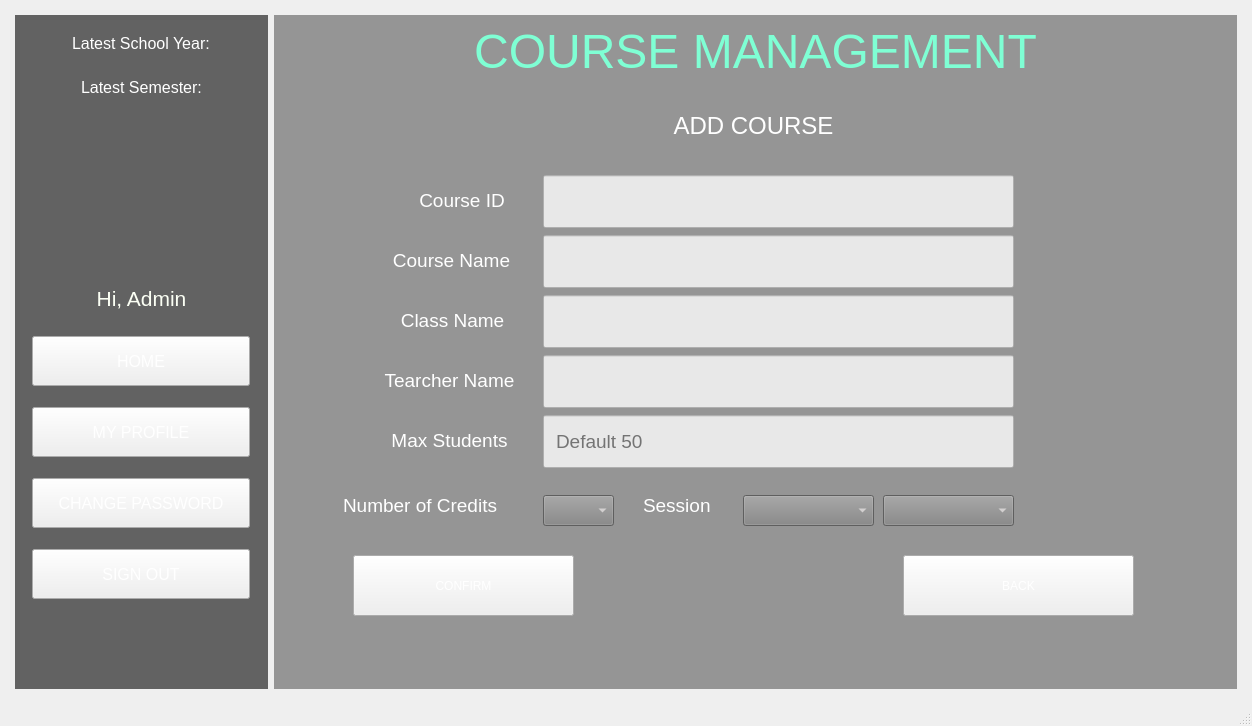
This is StudentManagementSystem/mainwindow.ui in BuhDuy256/Student-Management-GROUP6-KTLT-23CLC03 as Qt 5 draws it before an edit. The edited form follows.
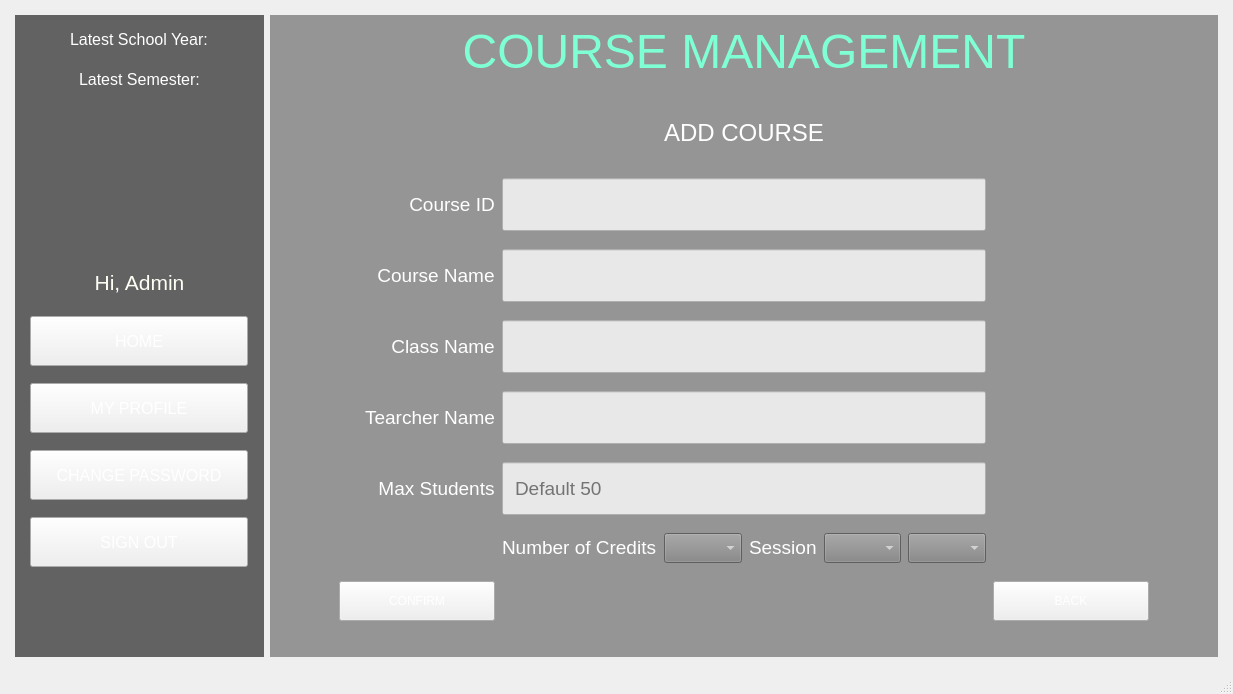
This is the edited form. The open tabs and pages were chosen to show the change. Icons and pictures are not drawn.

Commit message: complete all layouts

```diff
--- a/StudentManagementSystem/mainwindow.ui
+++ b/StudentManagementSystem/mainwindow.ui
@@ -6,8 +6,8 @@
    <rect>
     <x>0</x>
     <y>0</y>
-    <width>1252</width>
-    <height>726</height>
+    <width>1233</width>
+    <height>694</height>
    </rect>
   </property>
   <property name="windowTitle">
@@ -5858,39 +5858,176 @@
                </widget>
               </widget>
               <widget class="QWidget" name="page_5">
-               <widget class="QLabel" name="lb_addCourse">
-                <property name="geometry">
-                 <rect>
-                  <x>40</x>
-                  <y>20</y>
-                  <width>861</width>
-                  <height>41</height>
-                 </rect>
+               <layout class="QGridLayout" name="gridLayout_21" columnstretch="2,1,1,1,1,1,2">
+                <property name="leftMargin">
+                 <number>60</number>
                 </property>
+                <property name="topMargin">
+                 <number>10</number>
+                </property>
+                <property name="rightMargin">
+                 <number>60</number>
+                </property>
+                <property name="bottomMargin">
+                 <number>15</number>
+                </property>
+                <property name="spacing">
+                 <number>7</number>
+                </property>
+                <item row="1" column="0" alignment="Qt::AlignRight">
+                 <widget class="QLabel" name="lb_courseID">
+                  <property name="sizePolicy">
+                   <sizepolicy hsizetype="Preferred" vsizetype="Preferred">
+                    <horstretch>0</horstretch>
+                    <verstretch>0</verstretch>
+                   </sizepolicy>
+                  </property>
                 <property name="font">
                  <font>
-                  <pointsize>18</pointsize>
+                    <pointsize>14</pointsize>
                  </font>
                 </property>
                 <property name="styleSheet">
-                 <string notr="true">color: white;
-</string>
+                   <string notr="true">color: white;</string>
                 </property>
                 <property name="text">
-                 <string>ADD COURSE</string>
+                   <string>Course ID</string>
                 </property>
                 <property name="alignment">
                  <set>Qt::AlignCenter</set>
                 </property>
                </widget>
+                </item>
+                <item row="2" column="0" alignment="Qt::AlignRight">
+                 <widget class="QLabel" name="lb_courseName">
+                  <property name="sizePolicy">
+                   <sizepolicy hsizetype="Preferred" vsizetype="Preferred">
+                    <horstretch>0</horstretch>
+                    <verstretch>0</verstretch>
+                   </sizepolicy>
+                  </property>
+                  <property name="font">
+                   <font>
+                    <pointsize>14</pointsize>
+                   </font>
+                  </property>
+                  <property name="styleSheet">
+                   <string notr="true">color: white;</string>
+                  </property>
+                  <property name="text">
+                   <string>Course Name</string>
+                  </property>
+                  <property name="alignment">
+                   <set>Qt::AlignCenter</set>
+                  </property>
+                 </widget>
+                </item>
+                <item row="3" column="0" alignment="Qt::AlignRight">
+                 <widget class="QLabel" name="lb_className">
+                  <property name="sizePolicy">
+                   <sizepolicy hsizetype="Preferred" vsizetype="Preferred">
+                    <horstretch>0</horstretch>
+                    <verstretch>0</verstretch>
+                   </sizepolicy>
+                  </property>
+                  <property name="font">
+                   <font>
+                    <pointsize>14</pointsize>
+                   </font>
+                  </property>
+                  <property name="styleSheet">
+                   <string notr="true">color: white;</string>
+                  </property>
+                  <property name="text">
+                   <string>Class Name</string>
+                  </property>
+                  <property name="alignment">
+                   <set>Qt::AlignCenter</set>
+                  </property>
+                 </widget>
+                </item>
+                <item row="4" column="0" alignment="Qt::AlignRight">
+                 <widget class="QLabel" name="lb_teacherName">
+                  <property name="sizePolicy">
+                   <sizepolicy hsizetype="Preferred" vsizetype="Preferred">
+                    <horstretch>0</horstretch>
+                    <verstretch>0</verstretch>
+                   </sizepolicy>
+                  </property>
+                  <property name="font">
+                   <font>
+                    <pointsize>14</pointsize>
+                   </font>
+                  </property>
+                  <property name="styleSheet">
+                   <string notr="true">color: white;</string>
+                  </property>
+                  <property name="text">
+                   <string>Tearcher Name</string>
+                  </property>
+                  <property name="alignment">
+                   <set>Qt::AlignCenter</set>
+                  </property>
+                 </widget>
+                </item>
+                <item row="5" column="0" alignment="Qt::AlignRight">
+                 <widget class="QLabel" name="lb_maxStudents">
+                  <property name="sizePolicy">
+                   <sizepolicy hsizetype="Preferred" vsizetype="Preferred">
+                    <horstretch>0</horstretch>
+                    <verstretch>0</verstretch>
+                   </sizepolicy>
+                  </property>
+                  <property name="font">
+                   <font>
+                    <pointsize>14</pointsize>
+                   </font>
+                  </property>
+                  <property name="styleSheet">
+                   <string notr="true">color: white;</string>
+                  </property>
+                  <property name="text">
+                   <string>Max Students</string>
+                  </property>
+                  <property name="alignment">
+                   <set>Qt::AlignCenter</set>
+                  </property>
+                 </widget>
+                </item>
+                <item row="6" column="1">
+                 <widget class="QLabel" name="lb_numCredits">
+                  <property name="sizePolicy">
+                   <sizepolicy hsizetype="Fixed" vsizetype="Fixed">
+                    <horstretch>0</horstretch>
+                    <verstretch>0</verstretch>
+                   </sizepolicy>
+                  </property>
+                  <property name="font">
+                   <font>
+                    <pointsize>14</pointsize>
+                   </font>
+                  </property>
+                  <property name="styleSheet">
+                   <string notr="true">color: white;</string>
+                  </property>
+                  <property name="text">
+                   <string>Number of Credits</string>
+                  </property>
+                 </widget>
+                </item>
+                <item row="6" column="2">
                <widget class="QComboBox" name="box_numCredits">
-                <property name="geometry">
-                 <rect>
-                  <x>260</x>
-                  <y>410</y>
-                  <width>71</width>
-                  <height>31</height>
-                 </rect>
+                  <property name="sizePolicy">
+                   <sizepolicy hsizetype="Preferred" vsizetype="Fixed">
+                    <horstretch>0</horstretch>
+                    <verstretch>0</verstretch>
+                   </sizepolicy>
+                  </property>
+                  <property name="minimumSize">
+                   <size>
+                    <width>0</width>
+                    <height>30</height>
+                   </size>
                 </property>
                 <property name="font">
                  <font>
@@ -5928,14 +6065,35 @@
                  </property>
                 </item>
                </widget>
+                </item>
+                <item row="6" column="3">
+                 <widget class="QLabel" name="lb_session">
+                  <property name="sizePolicy">
+                   <sizepolicy hsizetype="Fixed" vsizetype="Fixed">
+                    <horstretch>0</horstretch>
+                    <verstretch>0</verstretch>
+                   </sizepolicy>
+                  </property>
+                  <property name="font">
+                   <font>
+                    <pointsize>14</pointsize>
+                   </font>
+                  </property>
+                  <property name="styleSheet">
+                   <string notr="true">color: white;</string>
+                  </property>
+                  <property name="text">
+                   <string>Session</string>
+                  </property>
+                 </widget>
+                </item>
+                <item row="6" column="4">
                <widget class="QComboBox" name="box_dayOfWeek">
-                <property name="geometry">
-                 <rect>
-                  <x>460</x>
-                  <y>410</y>
-                  <width>131</width>
-                  <height>31</height>
-                 </rect>
+                  <property name="minimumSize">
+                   <size>
+                    <width>0</width>
+                    <height>30</height>
+                   </size>
                 </property>
                 <property name="font">
                  <font>
@@ -5988,14 +6146,14 @@
                  </property>
                 </item>
                </widget>
+                </item>
+                <item row="6" column="5">
                <widget class="QComboBox" name="box_session">
-                <property name="geometry">
-                 <rect>
-                  <x>600</x>
-                  <y>410</y>
-                  <width>131</width>
-                  <height>31</height>
-                 </rect>
+                  <property name="minimumSize">
+                   <size>
+                    <width>0</width>
+                    <height>30</height>
+                   </size>
                 </property>
                 <property name="font">
                  <font>
@@ -6038,263 +6196,73 @@
                  </property>
                 </item>
                </widget>
-               <widget class="QLabel" name="lb_numCredits">
-                <property name="geometry">
-                 <rect>
-                  <x>60</x>
-                  <y>400</y>
-                  <width>201</width>
-                  <height>41</height>
-                 </rect>
-                </property>
-                <property name="sizePolicy">
-                 <sizepolicy hsizetype="Fixed" vsizetype="Fixed">
-                  <horstretch>0</horstretch>
-                  <verstretch>0</verstretch>
-                 </sizepolicy>
-                </property>
-                <property name="font">
-                 <font>
-                  <pointsize>14</pointsize>
-                 </font>
-                </property>
-                <property name="styleSheet">
-                 <string notr="true">color: white;</string>
-                </property>
-                <property name="text">
-                 <string>Number of Credits</string>
-                </property>
-               </widget>
-               <widget class="QLabel" name="lb_session">
-                <property name="geometry">
-                 <rect>
-                  <x>360</x>
-                  <y>400</y>
-                  <width>91</width>
-                  <height>41</height>
-                 </rect>
-                </property>
-                <property name="sizePolicy">
-                 <sizepolicy hsizetype="Fixed" vsizetype="Fixed">
-                  <horstretch>0</horstretch>
-                  <verstretch>0</verstretch>
-                 </sizepolicy>
-                </property>
-                <property name="font">
-                 <font>
-                  <pointsize>14</pointsize>
-                 </font>
-                </property>
-                <property name="styleSheet">
-                 <string notr="true">color: white;</string>
-                </property>
-                <property name="text">
-                 <string>Session</string>
-                </property>
-               </widget>
-               <widget class="QPushButton" name="button_confirm_7">
-                <property name="geometry">
-                 <rect>
-                  <x>70</x>
-                  <y>470</y>
-                  <width>221</width>
-                  <height>61</height>
-                 </rect>
-                </property>
-                <property name="text">
-                 <string>CONFIRM</string>
-                </property>
-               </widget>
+                </item>
+                <item row="7" column="6">
                <widget class="QPushButton" name="button_back_13">
-                <property name="geometry">
-                 <rect>
-                  <x>620</x>
-                  <y>470</y>
-                  <width>231</width>
-                  <height>61</height>
-                 </rect>
+                  <property name="sizePolicy">
+                   <sizepolicy hsizetype="Minimum" vsizetype="Fixed">
+                    <horstretch>0</horstretch>
+                    <verstretch>40</verstretch>
+                   </sizepolicy>
+                  </property>
+                  <property name="minimumSize">
+                   <size>
+                    <width>0</width>
+                    <height>40</height>
+                   </size>
                 </property>
                 <property name="text">
                  <string>BACK</string>
                 </property>
                </widget>
-               <widget class="QLabel" name="lb_teacherName">
-                <property name="geometry">
-                 <rect>
-                  <x>90</x>
-                  <y>280</y>
-                  <width>153</width>
-                  <height>31</height>
-                 </rect>
-                </property>
-                <property name="sizePolicy">
-                 <sizepolicy hsizetype="Fixed" vsizetype="Fixed">
-                  <horstretch>0</horstretch>
-                  <verstretch>0</verstretch>
-                 </sizepolicy>
-                </property>
-                <property name="font">
-                 <font>
-                  <pointsize>14</pointsize>
-                 </font>
-                </property>
-                <property name="styleSheet">
-                 <string notr="true">color: white;</string>
-                </property>
-                <property name="text">
-                 <string>Tearcher Name</string>
-                </property>
-                <property name="alignment">
-                 <set>Qt::AlignCenter</set>
-                </property>
-               </widget>
-               <widget class="QLineEdit" name="txt_teacherName">
-                <property name="geometry">
-                 <rect>
-                  <x>260</x>
-                  <y>270</y>
-                  <width>471</width>
-                  <height>53</height>
-                 </rect>
-                </property>
-                <property name="minimumSize">
+                </item>
+                <item row="0" column="0" colspan="7">
+                 <widget class="QLabel" name="lb_addCourse">
+                  <property name="maximumSize">
                  <size>
-                  <width>0</width>
-                  <height>53</height>
+                    <width>16777215</width>
+                    <height>54</height>
                  </size>
                 </property>
                 <property name="font">
                  <font>
-                  <pointsize>14</pointsize>
+                    <pointsize>18</pointsize>
                  </font>
                 </property>
                 <property name="styleSheet">
-                 <string notr="true">color: #000000;
-background-color: rgba(255,255,255,200);
-padding: 10px;</string>
-                </property>
-               </widget>
-               <widget class="QLabel" name="lb_className">
-                <property name="geometry">
-                 <rect>
-                  <x>110</x>
-                  <y>220</y>
-                  <width>119</width>
-                  <height>31</height>
-                 </rect>
-                </property>
-                <property name="sizePolicy">
-                 <sizepolicy hsizetype="Fixed" vsizetype="Fixed">
-                  <horstretch>0</horstretch>
-                  <verstretch>0</verstretch>
-                 </sizepolicy>
-                </property>
-                <property name="font">
-                 <font>
-                  <pointsize>14</pointsize>
-                 </font>
-                </property>
-                <property name="styleSheet">
-                 <string notr="true">color: white;</string>
-                </property>
+                   <string notr="true">color: white;
+</string>
+                  </property>
                 <property name="text">
-                 <string>Class Name</string>
+                   <string>ADD COURSE</string>
                 </property>
                 <property name="alignment">
                  <set>Qt::AlignCenter</set>
                 </property>
                </widget>
-               <widget class="QLineEdit" name="txt_className_2">
-                <property name="geometry">
-                 <rect>
-                  <x>260</x>
-                  <y>210</y>
-                  <width>471</width>
-                  <height>53</height>
-                 </rect>
-                </property>
-                <property name="minimumSize">
-                 <size>
-                  <width>0</width>
-                  <height>53</height>
-                 </size>
-                </property>
-                <property name="font">
-                 <font>
-                  <pointsize>14</pointsize>
-                 </font>
-                </property>
-                <property name="styleSheet">
-                 <string notr="true">color: #000000;
-background-color: rgba(255,255,255,200);
-padding: 10px;</string>
-                </property>
-               </widget>
-               <widget class="QLineEdit" name="txt_courseName">
-                <property name="geometry">
-                 <rect>
-                  <x>260</x>
-                  <y>150</y>
-                  <width>471</width>
-                  <height>53</height>
-                 </rect>
-                </property>
-                <property name="minimumSize">
-                 <size>
-                  <width>0</width>
-                  <height>53</height>
-                 </size>
-                </property>
-                <property name="font">
-                 <font>
-                  <pointsize>14</pointsize>
-                 </font>
-                </property>
-                <property name="styleSheet">
-                 <string notr="true">color: #000000;
-background-color: rgba(255,255,255,200);
-padding: 10px;</string>
-                </property>
-               </widget>
-               <widget class="QLabel" name="lb_courseName">
-                <property name="geometry">
-                 <rect>
-                  <x>100</x>
-                  <y>160</y>
-                  <width>137</width>
-                  <height>31</height>
-                 </rect>
-                </property>
-                <property name="sizePolicy">
-                 <sizepolicy hsizetype="Fixed" vsizetype="Fixed">
-                  <horstretch>0</horstretch>
-                  <verstretch>0</verstretch>
-                 </sizepolicy>
-                </property>
-                <property name="font">
-                 <font>
-                  <pointsize>14</pointsize>
-                 </font>
-                </property>
-                <property name="styleSheet">
-                 <string notr="true">color: white;</string>
-                </property>
-                <property name="text">
-                 <string>Course Name</string>
-                </property>
-                <property name="alignment">
-                 <set>Qt::AlignCenter</set>
-                </property>
-               </widget>
+                </item>
+                <item row="1" column="1" colspan="5">
                <widget class="QLineEdit" name="txt_courseID">
-                <property name="geometry">
-                 <rect>
-                  <x>260</x>
-                  <y>90</y>
-                  <width>471</width>
+                  <property name="minimumSize">
+                   <size>
+                    <width>0</width>
                   <height>53</height>
-                 </rect>
-                </property>
+                   </size>
+                  </property>
+                  <property name="font">
+                   <font>
+                    <pointsize>14</pointsize>
+                   </font>
+                  </property>
+                  <property name="styleSheet">
+                   <string notr="true">color: #000000;
+background-color: rgba(255,255,255,200);
+padding: 10px;</string>
+                  </property>
+                 </widget>
+                </item>
+                <item row="2" column="1" colspan="5">
+                 <widget class="QLineEdit" name="txt_courseName">
                 <property name="minimumSize">
                  <size>
                   <width>0</width>
@@ -6312,45 +6280,49 @@
 padding: 10px;</string>
                 </property>
                </widget>
-               <widget class="QLabel" name="lb_courseID">
-                <property name="geometry">
-                 <rect>
-                  <x>130</x>
-                  <y>100</y>
-                  <width>98</width>
-                  <height>31</height>
-                 </rect>
-                </property>
-                <property name="sizePolicy">
-                 <sizepolicy hsizetype="Fixed" vsizetype="Fixed">
-                  <horstretch>0</horstretch>
-                  <verstretch>0</verstretch>
-                 </sizepolicy>
-                </property>
+                </item>
+                <item row="3" column="1" colspan="5">
+                 <widget class="QLineEdit" name="txt_className_2">
+                  <property name="minimumSize">
+                   <size>
+                    <width>0</width>
+                    <height>53</height>
+                   </size>
+                  </property>
                 <property name="font">
                  <font>
                   <pointsize>14</pointsize>
                  </font>
                 </property>
                 <property name="styleSheet">
-                 <string notr="true">color: white;</string>
-                </property>
-                <property name="text">
-                 <string>Course ID</string>
-                </property>
-                <property name="alignment">
-                 <set>Qt::AlignCenter</set>
-                </property>
-               </widget>
+                   <string notr="true">color: #000000;
+background-color: rgba(255,255,255,200);
+padding: 10px;</string>
+                  </property>
+                 </widget>
+                </item>
+                <item row="4" column="1" colspan="5">
+                 <widget class="QLineEdit" name="txt_teacherName">
+                  <property name="minimumSize">
+                   <size>
+                    <width>0</width>
+                    <height>53</height>
+                   </size>
+                  </property>
+                  <property name="font">
+                   <font>
+                    <pointsize>14</pointsize>
+                   </font>
+                  </property>
+                  <property name="styleSheet">
+                   <string notr="true">color: #000000;
+background-color: rgba(255,255,255,200);
+padding: 10px;</string>
+                  </property>
+                 </widget>
+                </item>
+                <item row="5" column="1" colspan="5">
                <widget class="QLineEdit" name="txt_maxStudents">
-                <property name="geometry">
-                 <rect>
-                  <x>260</x>
-                  <y>330</y>
-                  <width>471</width>
-                  <height>53</height>
-                 </rect>
-                </property>
                 <property name="minimumSize">
                  <size>
                   <width>0</width>
@@ -6371,36 +6343,27 @@
                  <string>Default 50</string>
                 </property>
                </widget>
-               <widget class="QLabel" name="lb_maxStudents">
-                <property name="geometry">
-                 <rect>
-                  <x>90</x>
-                  <y>340</y>
-                  <width>153</width>
-                  <height>31</height>
-                 </rect>
-                </property>
+                </item>
+                <item row="7" column="0">
+                 <widget class="QPushButton" name="button_confirm_7">
                 <property name="sizePolicy">
-                 <sizepolicy hsizetype="Fixed" vsizetype="Fixed">
+                   <sizepolicy hsizetype="Minimum" vsizetype="Fixed">
                   <horstretch>0</horstretch>
-                  <verstretch>0</verstretch>
-                 </sizepolicy>
-                </property>
-                <property name="font">
-                 <font>
-                  <pointsize>14</pointsize>
-                 </font>
-                </property>
-                <property name="styleSheet">
-                 <string notr="true">color: white;</string>
+                    <verstretch>40</verstretch>
+                   </sizepolicy>
+                  </property>
+                  <property name="minimumSize">
+                   <size>
+                    <width>0</width>
+                    <height>40</height>
+                   </size>
                 </property>
                 <property name="text">
-                 <string>Max Students</string>
-                </property>
-                <property name="alignment">
-                 <set>Qt::AlignCenter</set>
-                </property>
-               </widget>
+                   <string>CONFIRM</string>
+                  </property>
+                 </widget>
+                </item>
+               </layout>
               </widget>
               <widget class="QWidget" name="page_3">
                <widget class="QLabel" name="label_3">
```
Left out of the diff: 2401 changed lines with no effect on the pictures. Lines whose indentation alone changed are shown as unchanged. The commit also changes 6 other files.
